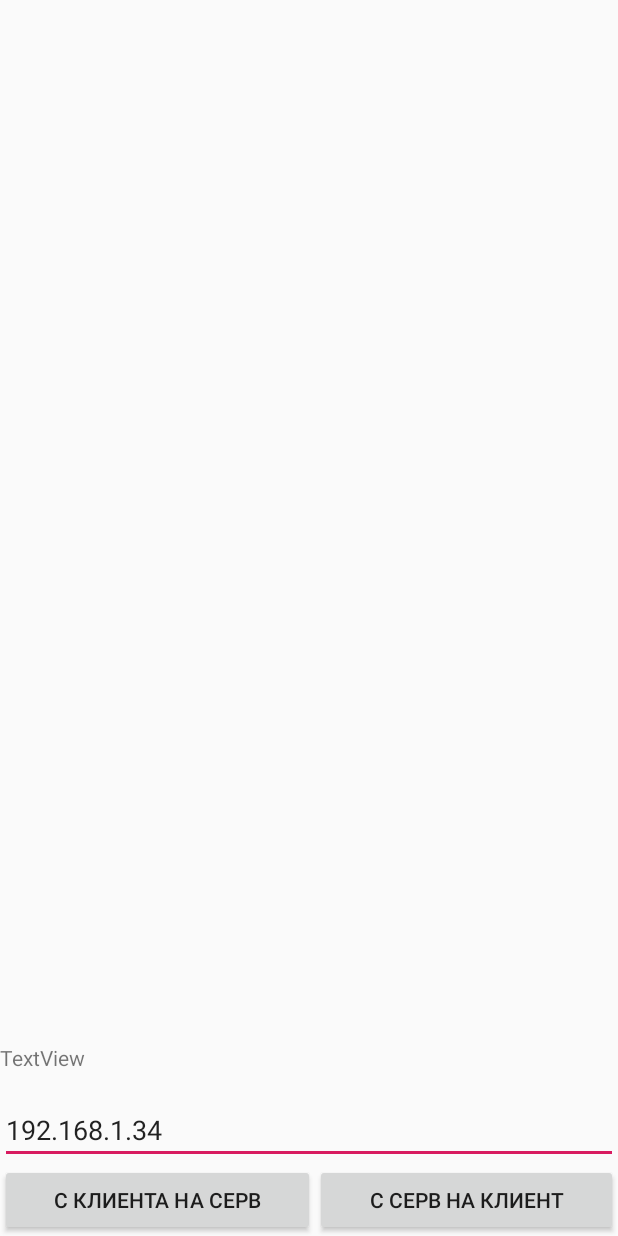
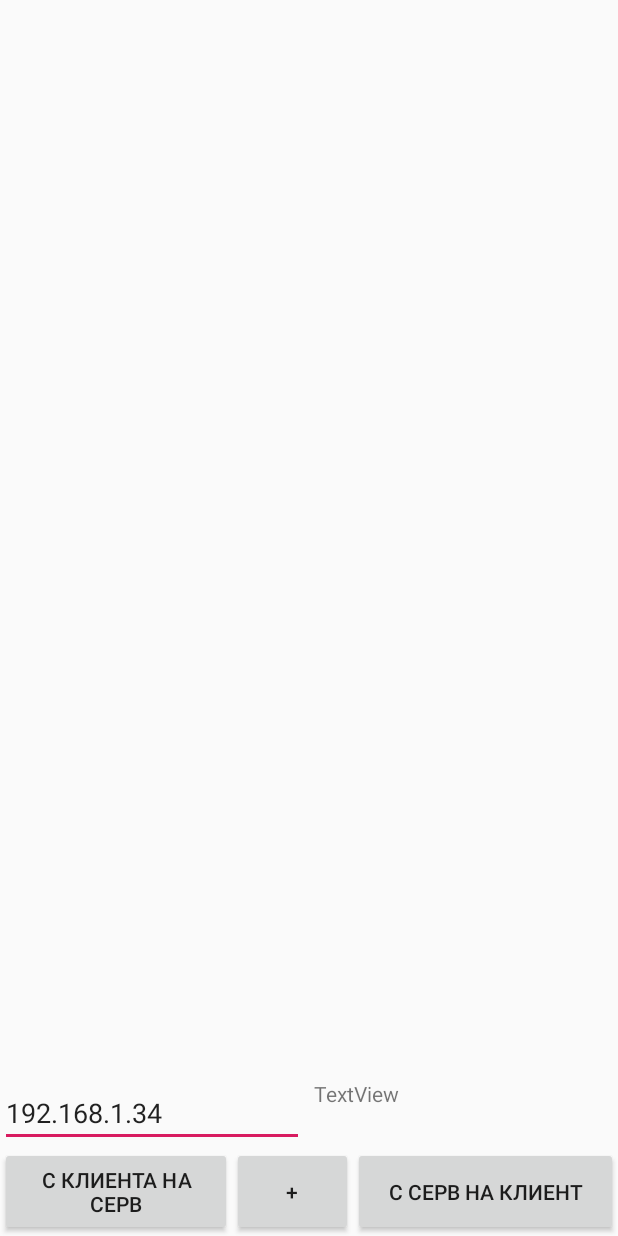
Before and after one commit to megachelovek/PhoneApp, an Android app: the layout activity_client.xml on its own in the app's theme, with its tools: preview values and no code run, on a phone screen of 412 x 824 dp. Run offline under Robolectric (Android 15) with nearby library versions, the phone set to English and light mode, and no system bars.

```diff
--- a/app/src/main/java/com/example/danilius/phoneapp/AddActivity.java
+++ b/app/src/main/java/com/example/danilius/phoneapp/AddActivity.java
@@ -3,10 +3,8 @@ package com.example.danilius.phoneapp;
 import android.Manifest;
 import android.content.ContentValues;
 import android.content.Intent;
-import android.database.Cursor;
 import android.database.SQLException;
 import android.database.sqlite.SQLiteDatabase;
-import android.net.Uri;
 import android.os.Bundle;
 import android.support.annotation.Nullable;
 import android.support.v4.content.ContextCompat;
@@ -20,7 +18,6 @@ import com.example.danilius.phoneapp.data.PhoneAppDbHelper;
 import com.example.danilius.phoneapp.data.PhoneContract;
 
 import java.io.IOException;
-import java.io.StringReader;
 
 public class AddActivity extends AppCompatActivity {
     public TextView namefield, phonefield, emailfield;
@@ -59,7 +56,7 @@ public class AddActivity extends AppCompatActivity {
         phonefield = (EditText) findViewById(R.id.phone_number);
         emailfield = (EditText) findViewById(R.id.email);
         Bundle arguments = getIntent().getExtras();
-        phoneBook = new PhoneBook("", 0, "");
+        phoneBook = new PhoneBook("", Long.valueOf(0), "");
         int permissionStatus = ContextCompat.checkSelfPermission(AddActivity.this, Manifest.permission.CALL_PHONE);
         View.OnClickListener oclBtnSave = new View.OnClickListener() {
             @Override
--- /dev/null
+++ b/app/src/main/java/com/example/danilius/phoneapp/IClientCallback.java
@@ -0,0 +1,6 @@
+package com.example.danilius.phoneapp;
+
+
+    interface IClientCallback {
+        void callingBack();
+    }
--- a/app/src/main/java/com/example/danilius/phoneapp/PhoneBookAdapter.java
+++ b/app/src/main/java/com/example/danilius/phoneapp/PhoneBookAdapter.java
@@ -51,7 +51,8 @@ public class PhoneBookAdapter extends BaseAdapter {
 
         // set phone
         TextView tvPhone = (TextView) convertView.findViewById(R.id.tvPhone);
-        tvPhone.setText(entry.getPhone().toString());
+        if (entry.getPhone() != null){tvPhone.setText(entry.getPhone().toString());}
+
 
         // set email
         TextView tvEmail = (TextView) convertView.findViewById(R.id.tvEmail);
--- a/app/src/main/res/layout/activity_client.xml
+++ b/app/src/main/res/layout/activity_client.xml
@@ -6,7 +6,7 @@
     android:orientation="vertical">
 
     <ListView
-        android:id="@+id/listPhone"
+        android:id="@+id/listPhoneClient"
         android:layout_width="fill_parent"
         android:layout_height="393dp">
 
@@ -25,20 +25,11 @@
             android:gravity="bottom"
             android:orientation="vertical">
 
-            <TextView
-                android:id="@+id/textView_msg"
+            <LinearLayout
                 android:layout_width="match_parent"
-                android:layout_height="31dp"
+                android:layout_height="match_parent"
                 android:layout_weight="1"
-                android:text="TextView" />
-
-            <TextView
-                android:id="@+id/textview_file"
-                android:layout_width="match_parent"
-                android:layout_height="4dp"
-                android:layout_weight="1"
-                android:text="TextView"
-                android:visibility="invisible" />
+                android:orientation="horizontal">
 
                 <EditText
                     android:id="@+id/editText_ip"
@@ -49,6 +40,22 @@
                     android:inputType="textPersonName"
                     android:text="192.168.1.34" />
 
+                <TextView
+                    android:id="@+id/textview_file"
+                    android:layout_width="216dp"
+                    android:layout_height="4dp"
+                    android:layout_weight="1"
+                    android:text="TextView"
+                    android:visibility="invisible" />
+
+                <TextView
+                    android:id="@+id/textView_msg"
+                    android:layout_width="match_parent"
+                    android:layout_height="match_parent"
+                    android:layout_weight="1"
+                    android:text="TextView" />
+            </LinearLayout>
+
             <LinearLayout
                 android:layout_width="match_parent"
                 android:layout_height="wrap_content"
@@ -58,14 +65,21 @@
                 <Button
                     android:id="@+id/button_client_server"
                     android:layout_width="wrap_content"
-                    android:layout_height="wrap_content"
+                    android:layout_height="match_parent"
                     android:layout_weight="1"
                     android:text="с клиента на серв" />
 
                 <Button
+                    android:id="@+id/add_in_DB"
+                    android:layout_width="wrap_content"
+                    android:layout_height="match_parent"
+                    android:layout_weight="1"
+                    android:text="+" />
+
+                <Button
                     android:id="@+id/button_server_client"
-                    android:layout_width="wrap_content"
-                    android:layout_height="wrap_content"
+                    android:layout_width="184dp"
+                    android:layout_height="match_parent"
                     android:layout_weight="1"
                     android:text="с серв на клиент" />
             </LinearLayout>
```
Also changed, not shown: app/src/main/java/com/example/danilius/phoneapp/CallbackClass.java (deleted, +0 -15 lines), app/src/main/java/com/example/danilius/phoneapp/Client.java (+4 -5 lines), app/src/main/java/com/example/danilius/phoneapp/ClientActivity.java (+55 -8 lines), app/src/main/java/com/example/danilius/phoneapp/EditActivity.java (+5 -9 lines), app/src/main/java/com/example/danilius/phoneapp/MainActivity.java (+1 -8 lines), app/src/main/java/com/example/danilius/phoneapp/PhoneBook.java (+23 -17 lines). Lines whose indentation alone changed are shown as unchanged.
